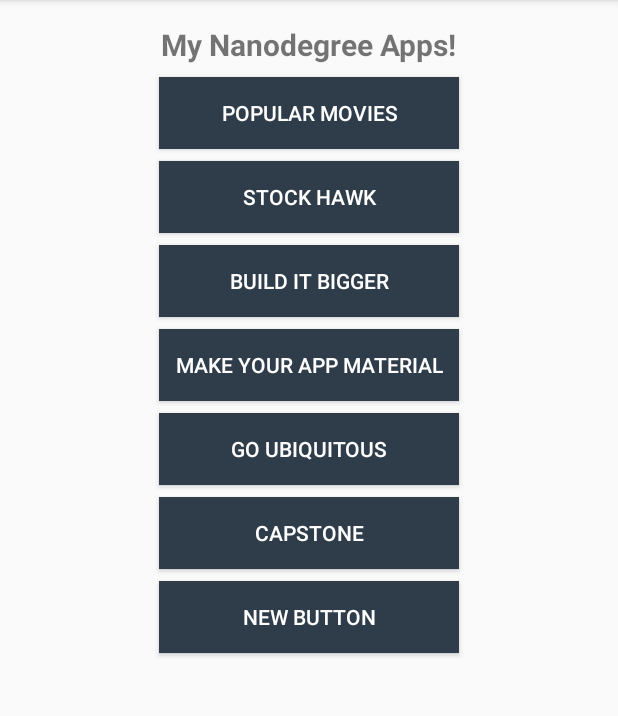
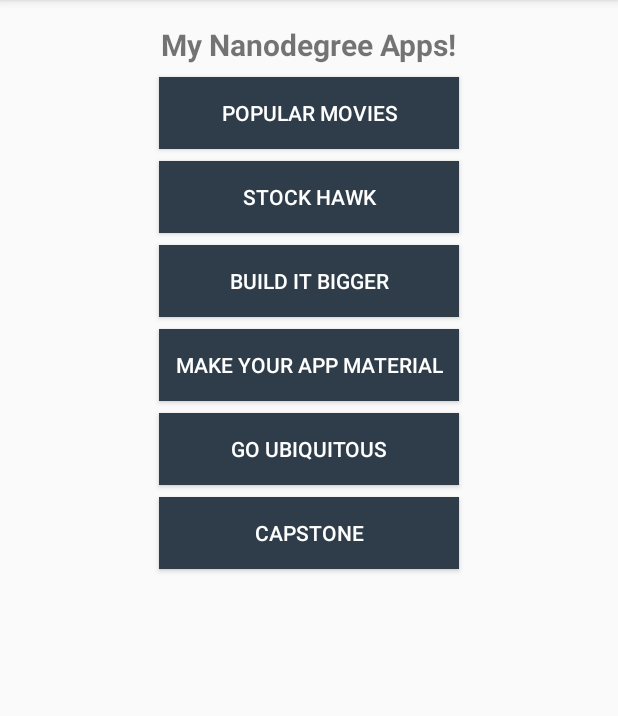
Before and after one commit to sunweili/AppPortfolio, an Android app: the screen it shows after launch (MainActivity), on a phone screen of 412 x 824 dp, the part 84-800 px from its top. Run offline under Robolectric (Android 15) with nearby library versions, the phone set to English and light mode, and no system bars; 4 statements that could not run were skipped.

Commit message:
fix button count from 7 to 6

```diff
--- a/app/src/main/res/layout/activity_main.xml
+++ b/app/src/main/res/layout/activity_main.xml
@@ -98,15 +98,5 @@
         android:textColor = "#FFFFFF"
         android:layout_marginTop="8dp"/>
 
-    <Button
-        android:layout_width="200dp"
-        android:layout_height="wrap_content"
-        android:text="New Button"
-        android:id="@+id/button7"
-        android:layout_below="@+id/button6"
-        android:layout_centerHorizontal="true"
-        android:layout_gravity="center_horizontal"
-        android:background="#2e3d49"
-        android:textColor = "#FFFFFF"
-        android:layout_marginTop="8dp"/>
+
 </LinearLayout>
```
